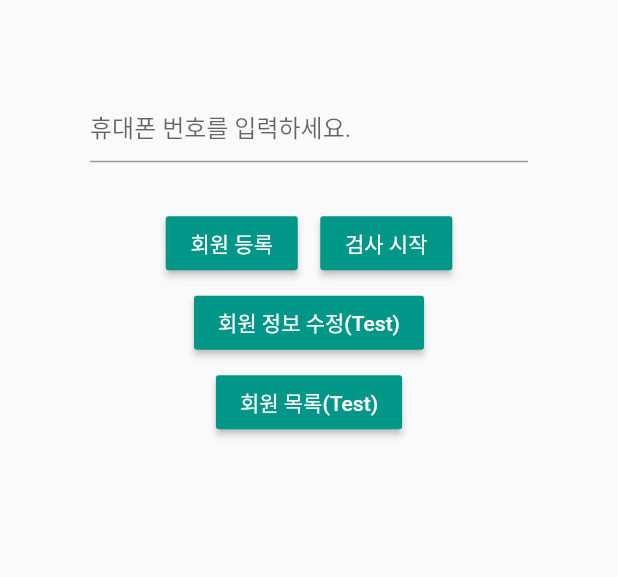
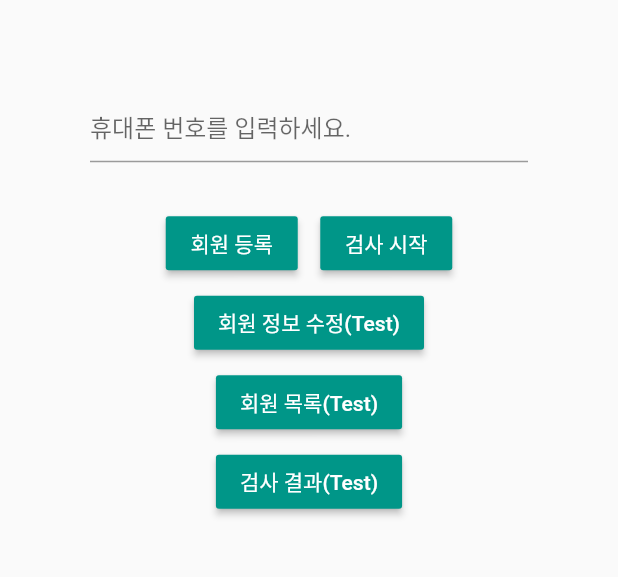
Before and after one commit to devkim0219/lebengrida, a Flutter app: the screen it shows after launch, on a phone screen of 412 x 824 dp, the part 450-1027 px from its top. Run offline on Flutter 3.47's test engine with Material 2 defaults, Android fonts, the phone set to English and light mode, and no system bars; our stand-ins replace audioplayers, circular_countdown_timer, flick_video_player, fluttertoast, group_radio_button, video_player; missing offline and left inert: foundation_fluttify; accounts and stored records are empty.

Commit message:
검사 결과 화면 추가 및 오디오 재생 후 카운트 다운 5초 후 다음 문제로 전환

```diff
--- a/lebengrida/lib/screens/login.dart
+++ b/lebengrida/lib/screens/login.dart
@@ -169,6 +169,16 @@ class _LoginPageState extends State<LoginPage> {
                         },
                       ),
                     ),
+                    Padding(
+                      padding: EdgeInsets.only(top: 5),
+                      child:RaisedButton(
+                        color: Colors.teal,
+                        child: Text('검사 결과(Test)', style: TextStyle(color: Colors.white)),
+                        onPressed: () {
+                          Navigator.pushNamed(context, '/result');
+                        },
+                      ),
+                    ),
                   ],
                 ),
               ),
```
Also changed, not shown: lebengrida/lib/screens/question.dart (+22 -17 lines).
